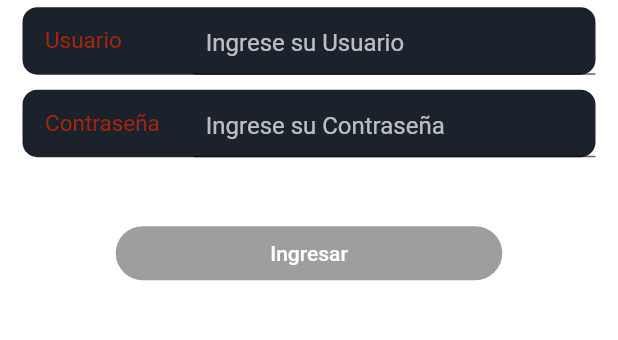
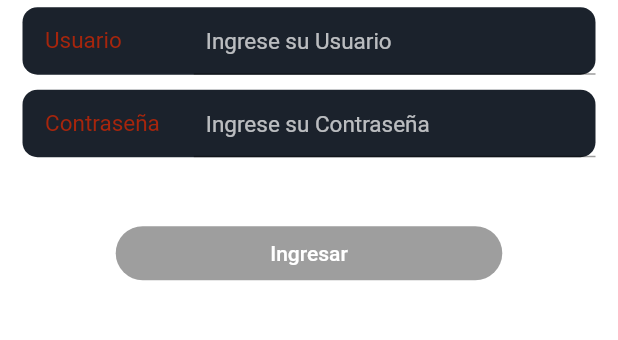
Before and after one commit to ignalauret/Flutter-IlTempoGym, a Flutter app: the screen it shows after launch, on a phone screen of 412 x 824 dp, the part 588-928 px from its top. Run offline on Flutter 3.47's test engine with Material 2 defaults, Android fonts, the phone set to English and light mode, and no system bars; our stand-ins replace shared_preferences.

Commit message:
Auto login and logout

```diff
--- a/lib/main.dart
+++ b/lib/main.dart
@@ -4,6 +4,7 @@ import 'package:iltempo/providers/turns.dart';
 import 'package:iltempo/screens/login_screen.dart';
 import 'package:iltempo/screens/profile_screen.dart';
 import 'package:iltempo/screens/reserve_screeen.dart';
+import 'package:iltempo/screens/splash_screen.dart';
 import 'package:iltempo/screens/training_detail_screen.dart';
 import 'package:provider/provider.dart';
 import 'screens/menu_dashboard_screen.dart';
@@ -17,11 +18,12 @@ class MyApp extends StatelessWidget {
     return MultiProvider(
       providers: [
         ChangeNotifierProvider.value(value: Auth()),
-        ChangeNotifierProxyProvider<Auth, Turns> (
+        ChangeNotifierProxyProvider<Auth, Turns>(
           create: (ctx) => Turns(null, null),
-          update: (ctx, auth, previousTrainings) => Turns(auth.token, auth.userDni),
+          update: (ctx, auth, previousTrainings) =>
+              Turns(auth.token, auth.userDni),
         ),
-        ChangeNotifierProxyProvider<Auth, Trainings> (
+        ChangeNotifierProxyProvider<Auth, Trainings>(
           create: (ctx) => Trainings(null),
           update: (ctx, auth, previousTrainings) => Trainings(auth.token),
         )
@@ -36,7 +38,15 @@ class MyApp extends StatelessWidget {
             accentColor: const Color(0xffe36e61),
           ),
           // If i am authenticated, start at home page, else go to login screen.
-          home: authData.isAuth ? MenuDashboardPage() : LoginScreen(),
+          home: authData.isAuth
+              ? MenuDashboardPage()
+              : FutureBuilder(
+                  future: authData.tryAutoLogIn(),
+                  builder: (context, snapshot) =>
+                      snapshot.connectionState == ConnectionState.waiting
+                          ? SplashScreen()
+                          : LoginScreen(),
+                ),
           routes: {
             TrainingDetailScreen.routeName: (context) => TrainingDetailScreen(),
             ReserveScreen.routeName: (context) => ReserveScreen(),
--- a/lib/screens/login_screen.dart
+++ b/lib/screens/login_screen.dart
@@ -30,7 +30,7 @@ class _LoginScreenState extends State<LoginScreen> {
   }
 
   Widget _buildInputText(
-      TextEditingController controller, String hint, TextInputType type) {
+      TextEditingController controller, String hint, bool obscure) {
     return Container(
       height: 45,
       margin: const EdgeInsets.symmetric(
@@ -42,6 +42,7 @@ class _LoginScreenState extends State<LoginScreen> {
         color: CARD_COLOR,
       ),
       child: Row(
+        crossAxisAlignment: CrossAxisAlignment.center,
         children: <Widget>[
           Container(
             padding: const EdgeInsets.only(left: 15),
@@ -58,10 +59,11 @@ class _LoginScreenState extends State<LoginScreen> {
             width: MediaQuery.of(context).size.width * 0.65,
             child: TextField(
               style: TextStyle(color: Colors.white),
-              keyboardType: type,
+              obscureText: obscure,
+              keyboardType: TextInputType.visiblePassword,
               cursorColor: MAIN_COLOR,
               decoration: InputDecoration(
-                contentPadding: const EdgeInsets.all(8),
+                contentPadding: const EdgeInsets.only(left: 8, bottom: 3),
                 focusedBorder: UnderlineInputBorder(
                   borderSide: BorderSide(color: Colors.transparent),
                 ),
@@ -70,8 +72,11 @@ class _LoginScreenState extends State<LoginScreen> {
                 ),
                 hintText: "Ingrese su $hint",
                 fillColor: Colors.transparent,
-                filled: true,
-                hintStyle: TextStyle(color: Colors.white70),
+                alignLabelWithHint: true,
+                hintStyle: TextStyle(
+                  color: Colors.white70,
+                  fontSize: 15,
+                ),
               ),
               controller: controller,
             ),
@@ -92,9 +97,8 @@ class _LoginScreenState extends State<LoginScreen> {
           mainAxisAlignment: MainAxisAlignment.center,
           children: <Widget>[
             Image.asset("assets/img/logo_il_tempo.png"),
-            _buildInputText(_usernameController, "Usuario", TextInputType.text),
-            _buildInputText(_passwordController, "Contraseña",
-                TextInputType.visiblePassword),
+            _buildInputText(_usernameController, "Usuario", false),
+            _buildInputText(_passwordController, "Contraseña", true),
             SizedBox(
               height: 35,
             ),
@@ -106,10 +110,11 @@ class _LoginScreenState extends State<LoginScreen> {
               onPressed: (_usernameController.text.isEmpty)
                   ? null
                   : () async {
-                      String result = await Provider.of<Auth>(context, listen: false)
-                          .logIn(_usernameController.text,
+                      String result =
+                          await Provider.of<Auth>(context, listen: false).logIn(
+                              _usernameController.text,
                               _passwordController.text);
-                      if(result.isEmpty) return;
+                      if (result.isEmpty) return;
                       var errorMessage =
                           "Lo sentimos hubo un problema, intentelo denuevo mas tarde";
                       if (result.contains("INVALID_PASSWORD")) {
--- a/pubspec.yaml
+++ b/pubspec.yaml
@@ -20,6 +20,7 @@ dependencies:
   http:
   provider:
   intl:
+  shared_preferences:
   flutter:
     sdk: flutter
 
@@ -48,7 +49,7 @@ flutter:
     - assets/img/logo_il_tempo.png
     - assets/img/musculacion.jpg
     - assets/img/musculacion2.jpg
-    - assets/img/spinning.jpg
+    - assets/img/spinning.jpeg
     - assets/img/spinning2.jpg
     - assets/img/zumba.jpg
     - assets/img/zumba2.jpg
```
Also changed, not shown: lib/providers/auth.dart (+59 -0 lines), lib/screens/profile_screen.dart (+30 -0 lines), lib/screens/splash_screen.dart (added, +15 -0 lines), pubspec.lock.
